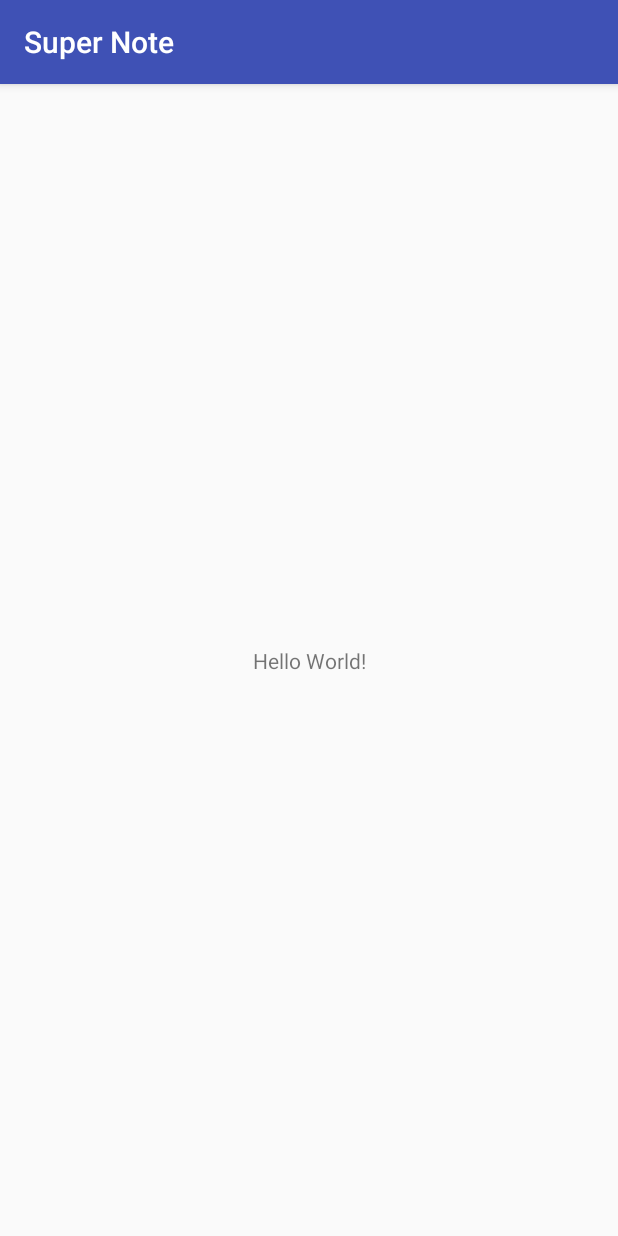
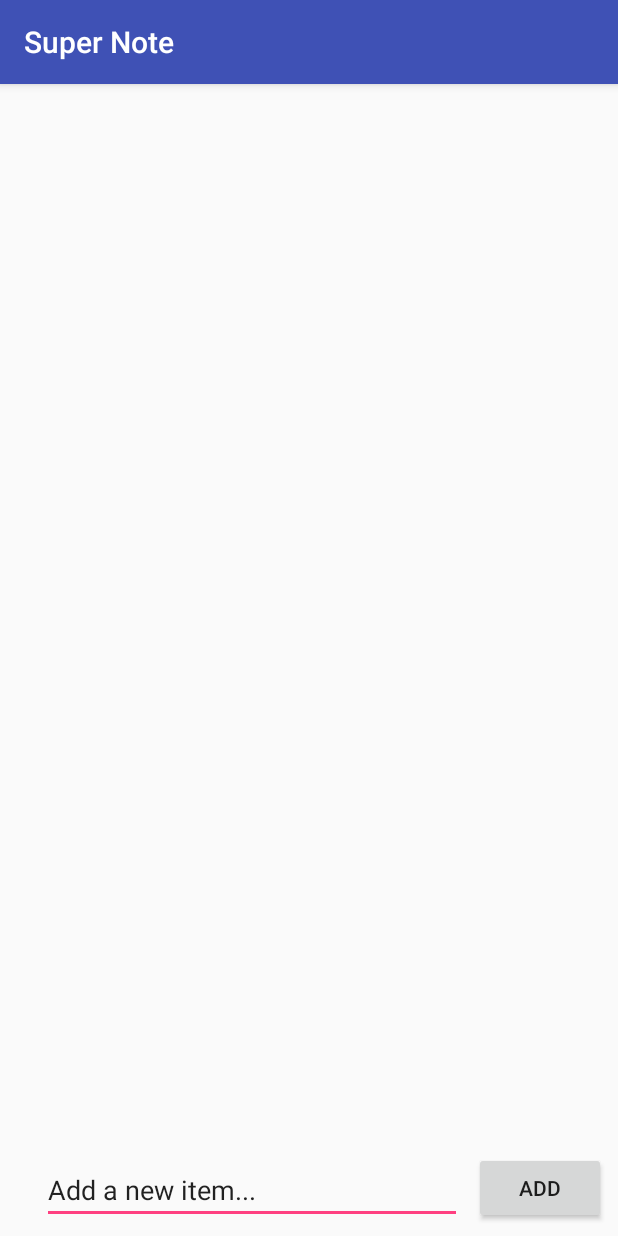
Before and after one commit to Draketheb4dass/Super-Note, an Android app: the screen it shows after launch (MainActivity), on a phone screen of 412 x 824 dp. Run offline under Robolectric (Android 15) with nearby library versions, the phone set to English and light mode, and no system bars.

Commit message:
UI created button added, listView added, edit text added

```diff
--- a/app/src/main/res/layout/activity_main.xml
+++ b/app/src/main/res/layout/activity_main.xml
@@ -6,13 +6,39 @@
     android:layout_height="match_parent"
     tools:context=".MainActivity">
 
-    <TextView
+
+    <Button
+        android:id="@+id/btnAddItem"
         android:layout_width="wrap_content"
         android:layout_height="wrap_content"
-        android:text="Hello World!"
+        android:layout_marginBottom="8dp"
+        android:layout_marginEnd="8dp"
+        android:layout_marginRight="8dp"
+        android:text="@string/add"
         app:layout_constraintBottom_toBottomOf="parent"
-        app:layout_constraintLeft_toLeftOf="parent"
-        app:layout_constraintRight_toRightOf="parent"
-        app:layout_constraintTop_toTopOf="parent" />
+        app:layout_constraintEnd_toEndOf="parent" />
+
+    <ListView
+        android:id="@+id/lvItems"
+        android:layout_width="368dp"
+        android:layout_height="452dp"
+        app:layout_constraintBottom_toBottomOf="parent"
+        app:layout_constraintEnd_toEndOf="parent"
+        app:layout_constraintStart_toStartOf="parent"
+        app:layout_constraintTop_toTopOf="parent"
+        app:layout_constraintVertical_bias="0.05" />
+
+    <EditText
+        android:id="@+id/etEditText"
+        android:layout_width="280dp"
+        android:layout_height="wrap_content"
+        android:layout_marginBottom="8dp"
+        android:layout_marginEnd="8dp"
+        android:layout_marginRight="8dp"
+        android:ems="10"
+        android:inputType="textPersonName"
+        android:text="@string/add_item"
+        app:layout_constraintBottom_toBottomOf="parent"
+        app:layout_constraintEnd_toStartOf="@+id/btnAddItem" />
 
 </android.support.constraint.ConstraintLayout>
--- a/app/src/main/res/values/strings.xml
+++ b/app/src/main/res/values/strings.xml
@@ -1,3 +1,5 @@
 <resources>
     <string name="app_name">Super Note</string>
+    <string name="add">Add</string>
+    <string name="add_item">Add a new item...</string>
 </resources>
```
Also changed, not shown: 1 other file.
